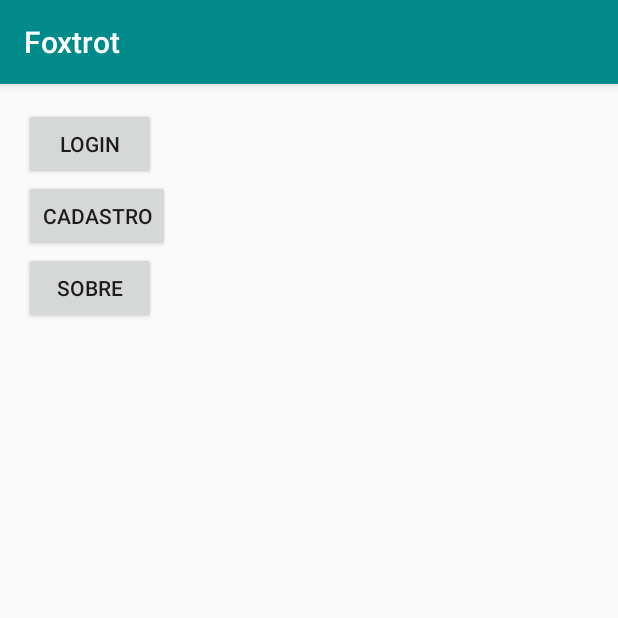
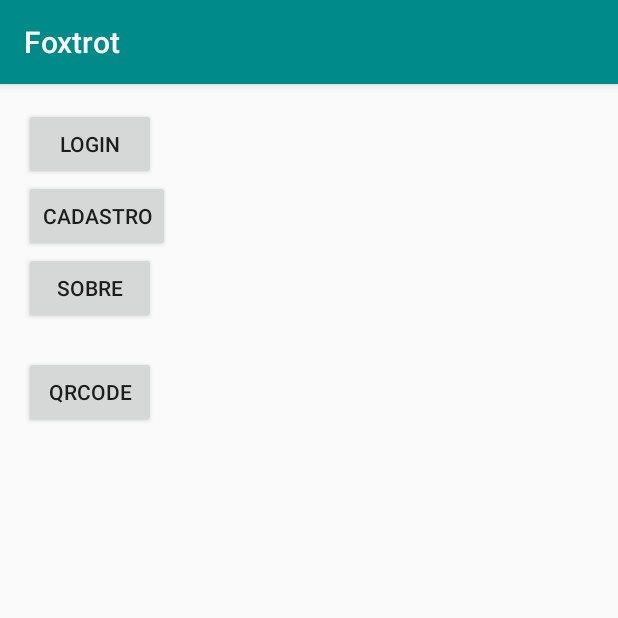
Before and after one commit to Rafaciba/Foxtrot, an Android app: the screen it shows after launch (SwitcherActivity), on a phone screen of 412 x 824 dp, the top half of it. Run offline under Robolectric (Android 15) with nearby library versions, the phone set to English and light mode, and no system bars.

Commit message:
* Botão QRCode no switcher

```diff
--- a/app/src/main/res/layout/activity_switcher.xml
+++ b/app/src/main/res/layout/activity_switcher.xml
@@ -33,4 +33,13 @@
         android:layout_below="@+id/buttonSignup"
         android:layout_alignParentStart="true"
         android:id="@+id/buttonAbout" />
+
+    <Button
+        android:text="QRCode"
+        android:layout_width="wrap_content"
+        android:layout_height="wrap_content"
+        android:layout_below="@+id/buttonAbout"
+        android:layout_alignParentStart="true"
+        android:layout_marginTop="21dp"
+        android:id="@+id/buttonQRCode" />
 </RelativeLayout>
```
